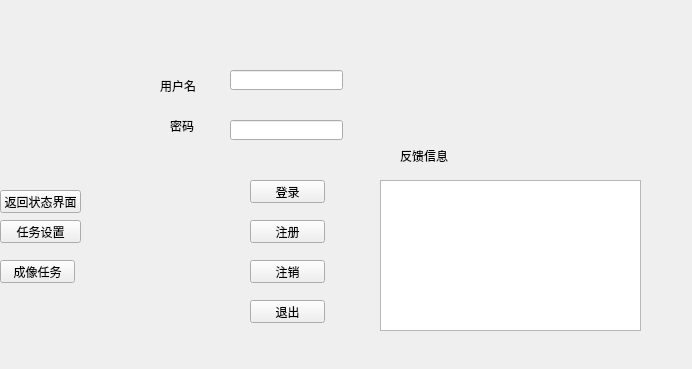
Old version of the form Project_gather/QtLogin.ui in the repository mohanmode2008/Terminal.
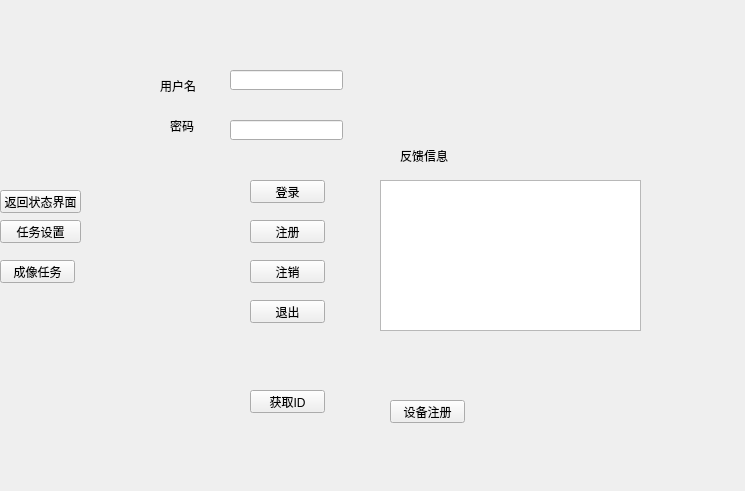
New version of the form.

```diff
--- a/Project_gather/QtLogin.ui
+++ b/Project_gather/QtLogin.ui
@@ -6,8 +6,8 @@
    <rect>
     <x>0</x>
     <y>0</y>
-    <width>692</width>
-    <height>369</height>
+    <width>745</width>
+    <height>491</height>
    </rect>
   </property>
   <property name="windowTitle">
@@ -176,6 +176,32 @@
     </rect>
    </property>
   </widget>
+  <widget class="QPushButton" name="btn_to_get_id">
+   <property name="geometry">
+    <rect>
+     <x>250</x>
+     <y>390</y>
+     <width>75</width>
+     <height>23</height>
+    </rect>
+   </property>
+   <property name="text">
+    <string>获取ID</string>
+   </property>
+  </widget>
+  <widget class="QPushButton" name="pushButton">
+   <property name="geometry">
+    <rect>
+     <x>390</x>
+     <y>400</y>
+     <width>75</width>
+     <height>23</height>
+    </rect>
+   </property>
+   <property name="text">
+    <string>设备注册</string>
+   </property>
+  </widget>
  </widget>
  <layoutdefault spacing="6" margin="11"/>
  <resources/>
```
Left out of the diff: 21 changed lines with no effect on the pictures.
